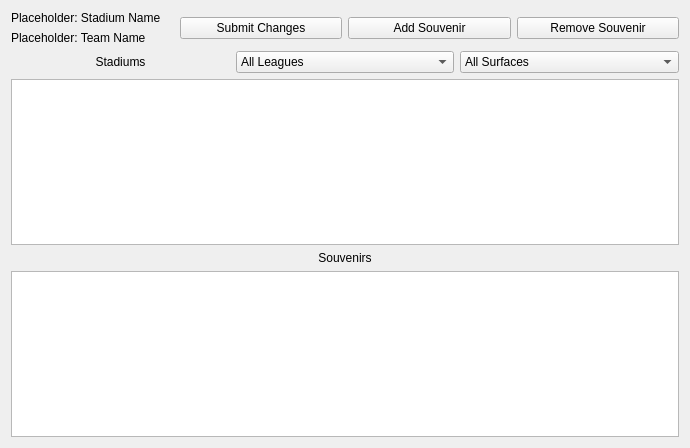
The window that src/form/stadiumdetails.ui (home-run/subtle-cosmic-moose) describes before a commit, drawn with Qt 5.
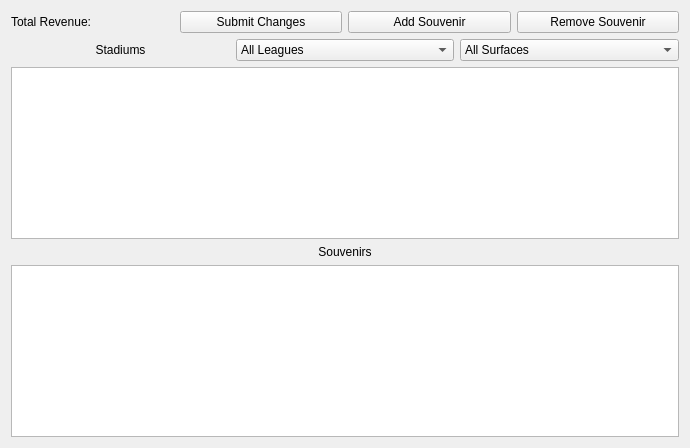
The same window after the commit.

Commit message: [#80] add DB sumTotal method and display total on stadiumDetails page - bug: only displays up to 7 decimals

```diff
--- a/src/form/stadiumdetails.ui
+++ b/src/form/stadiumdetails.ui
@@ -21,14 +21,10 @@
        <item>
         <widget class="QLabel" name="stadiumDetails_label_stadiumName">
          <property name="text">
-          <string>Placeholder: Stadium Name</string>
+          <string>Total Revenue:</string>
          </property>
-        </widget>
-       </item>
-       <item>
-        <widget class="QLabel" name="stadiumDetails_label_teamName">
-         <property name="text">
-          <string>Placeholder: Team Name</string>
+         <property name="wordWrap">
+          <bool>true</bool>
          </property>
         </widget>
        </item>
```
Left out of the diff: 2 changed lines with no effect on the pictures. The commit also changes 5 other files.
